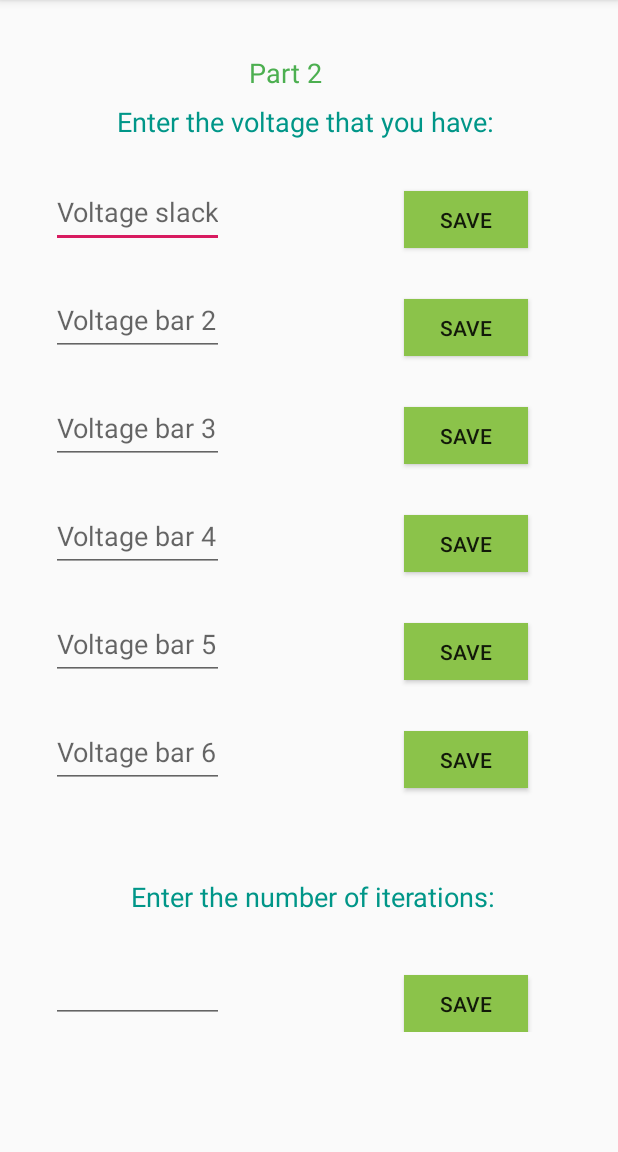
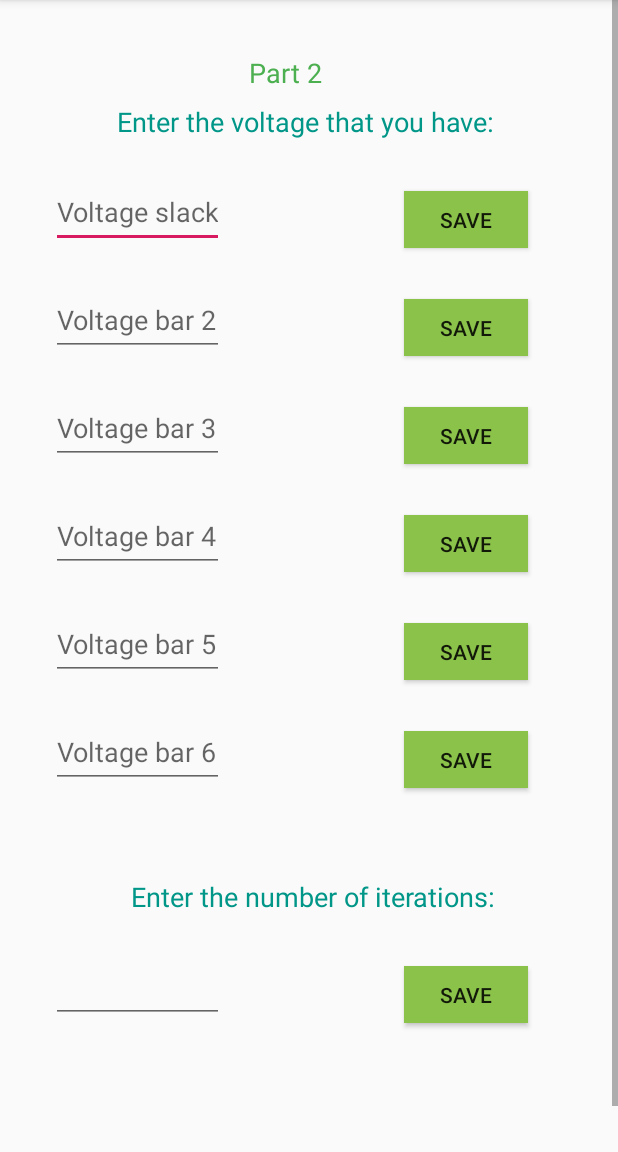
Before and after one commit to ddonato1/PowerFlowAppP1, an Android app: the Main5Activity screen opened directly, with no data from a screen before it, on a phone screen of 412 x 824 dp, the part 84-1236 px from its top. Run offline under Robolectric (Android 15) with nearby library versions, the phone set to English and light mode, and no system bars.

```diff
--- a/app/src/main/res/layout/activity_main5.xml
+++ b/app/src/main/res/layout/activity_main5.xml
@@ -8,7 +8,7 @@
 
     <RelativeLayout
         android:layout_width="match_parent"
-            android:layout_height="match_parent">
+        android:layout_height="800dp">
 
 
         <TextView
@@ -37,13 +37,11 @@
             android:layout_below="@+id/textView12"
             android:layout_alignParentEnd="true"
             android:layout_alignParentRight="true"
-                android:layout_alignParentBottom="true"
             android:layout_marginStart="120dp"
-                android:layout_marginLeft="120dp"
+            android:layout_marginLeft="122dp"
             android:layout_marginTop="34dp"
             android:layout_marginEnd="60dp"
-                android:layout_marginRight="52dp"
-                android:layout_marginBottom="6dp"
+            android:layout_marginRight="57dp"
             android:layout_toEndOf="@+id/iterNum"
             android:layout_toRightOf="@+id/iterNum"
             android:background="#8BC34A"
```
Also changed, not shown: app/src/main/java/com/example/powerflowappp1/Main5Activity.java (+43 -0 lines). Lines whose indentation alone changed are shown as unchanged.
